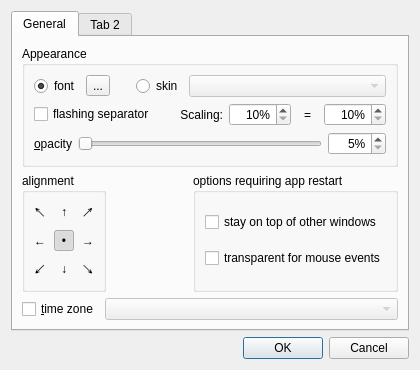
Qt form src/app/settings_dialog.ui (Kolcha/DigitalClockNext) before a commit.
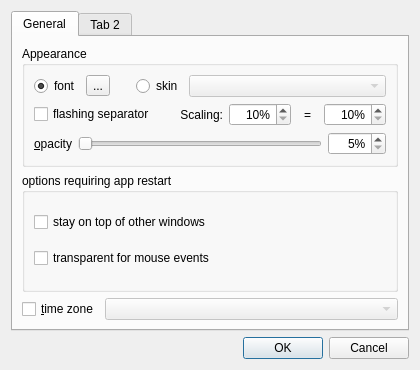
The same form after that commit.

Commit message:
(temporary) drop alignment option
unfortunately, it has too many issues mostly due to Qt bugs
issues are noticable both on Windows and especially Linux
macOS seems not affected

also there are few more ideas to think about how to improve this

only option itself and code in settings dialog is dropped,
option implementation code is still here (in ClockWindow)

```diff
--- a/src/app/settings_dialog.ui
+++ b/src/app/settings_dialog.ui
@@ -210,217 +210,6 @@
        </item>
        <item>
         <layout class="QHBoxLayout" name="horizontalLayout_2">
-         <item>
-          <widget class="QGroupBox" name="alignment_group">
-           <property name="title">
-            <string>alignment</string>
-           </property>
-           <layout class="QGridLayout" name="alignment_layout">
-            <property name="leftMargin">
-             <number>2</number>
-            </property>
-            <property name="topMargin">
-             <number>2</number>
-            </property>
-            <property name="rightMargin">
-             <number>2</number>
-            </property>
-            <property name="bottomMargin">
-             <number>2</number>
-            </property>
-            <property name="spacing">
-             <number>1</number>
-            </property>
-            <item row="0" column="0">
-             <widget class="QToolButton" name="align_tl_btn">
-              <property name="sizePolicy">
-               <sizepolicy hsizetype="Minimum" vsizetype="Fixed">
-                <horstretch>0</horstretch>
-                <verstretch>0</verstretch>
-               </sizepolicy>
-              </property>
-              <property name="text">
-               <string notr="true">↖</string>
-              </property>
-              <property name="checkable">
-               <bool>true</bool>
-              </property>
-              <property name="autoRaise">
-               <bool>true</bool>
-              </property>
-             </widget>
-            </item>
-            <item row="0" column="1">
-             <widget class="QToolButton" name="align_tc_btn">
-              <property name="sizePolicy">
-               <sizepolicy hsizetype="Minimum" vsizetype="Fixed">
-                <horstretch>0</horstretch>
-                <verstretch>0</verstretch>
-               </sizepolicy>
-              </property>
-              <property name="text">
-               <string notr="true">↑</string>
-              </property>
-              <property name="checkable">
-               <bool>true</bool>
-              </property>
-              <property name="autoRaise">
-               <bool>true</bool>
-              </property>
-             </widget>
-            </item>
-            <item row="0" column="2">
-             <widget class="QToolButton" name="align_tr_btn">
-              <property name="sizePolicy">
-               <sizepolicy hsizetype="Minimum" vsizetype="Fixed">
-                <horstretch>0</horstretch>
-                <verstretch>0</verstretch>
-               </sizepolicy>
-              </property>
-              <property name="text">
-               <string notr="true">↗</string>
-              </property>
-              <property name="checkable">
-               <bool>true</bool>
-              </property>
-              <property name="autoRaise">
-               <bool>true</bool>
-              </property>
-             </widget>
-            </item>
-            <item row="1" column="0">
-             <widget class="QToolButton" name="align_cl_btn">
-              <property name="sizePolicy">
-               <sizepolicy hsizetype="Minimum" vsizetype="Fixed">
-                <horstretch>0</horstretch>
-                <verstretch>0</verstretch>
-               </sizepolicy>
-              </property>
-              <property name="text">
-               <string notr="true">←</string>
-              </property>
-              <property name="checkable">
-               <bool>true</bool>
-              </property>
-              <property name="autoRaise">
-               <bool>true</bool>
-              </property>
-             </widget>
-            </item>
-            <item row="1" column="1">
-             <widget class="QToolButton" name="align_cc_btn">
-              <property name="sizePolicy">
-               <sizepolicy hsizetype="Minimum" vsizetype="Fixed">
-                <horstretch>0</horstretch>
-                <verstretch>0</verstretch>
-               </sizepolicy>
-              </property>
-              <property name="text">
-               <string notr="true">•</string>
-              </property>
-              <property name="checkable">
-               <bool>true</bool>
-              </property>
-              <property name="checked">
-               <bool>true</bool>
-              </property>
-              <property name="autoRaise">
-               <bool>true</bool>
-              </property>
-             </widget>
-            </item>
-            <item row="1" column="2">
-             <widget class="QToolButton" name="align_cr_btn">
-              <property name="sizePolicy">
-               <sizepolicy hsizetype="Minimum" vsizetype="Fixed">
-                <horstretch>0</horstretch>
-                <verstretch>0</verstretch>
-               </sizepolicy>
-              </property>
-              <property name="text">
-               <string notr="true">→</string>
-              </property>
-              <property name="checkable">
-               <bool>true</bool>
-              </property>
-              <property name="autoRaise">
-               <bool>true</bool>
-              </property>
-             </widget>
-            </item>
-            <item row="2" column="0">
-             <widget class="QToolButton" name="align_bl_btn">
-              <property name="sizePolicy">
-               <sizepolicy hsizetype="Minimum" vsizetype="Fixed">
-                <horstretch>0</horstretch>
-                <verstretch>0</verstretch>
-               </sizepolicy>
-              </property>
-              <property name="text">
-               <string notr="true">↙</string>
-              </property>
-              <property name="checkable">
-               <bool>true</bool>
-              </property>
-              <property name="autoRaise">
-               <bool>true</bool>
-              </property>
-             </widget>
-            </item>
-            <item row="2" column="1">
-             <widget class="QToolButton" name="align_bc_btn">
-              <property name="sizePolicy">
-               <sizepolicy hsizetype="Minimum" vsizetype="Fixed">
-                <horstretch>0</horstretch>
-                <verstretch>0</verstretch>
-               </sizepolicy>
-              </property>
-              <property name="text">
-               <string notr="true">↓</string>
-              </property>
-              <property name="checkable">
-               <bool>true</bool>
-              </property>
-              <property name="autoRaise">
-               <bool>true</bool>
-              </property>
-             </widget>
-            </item>
-            <item row="2" column="2">
-             <widget class="QToolButton" name="align_br_btn">
-              <property name="sizePolicy">
-               <sizepolicy hsizetype="Minimum" vsizetype="Fixed">
-                <horstretch>0</horstretch>
-                <verstretch>0</verstretch>
-               </sizepolicy>
-              </property>
-              <property name="text">
-               <string notr="true">↘</string>
-              </property>
-              <property name="checkable">
-               <bool>true</bool>
-              </property>
-              <property name="autoRaise">
-               <bool>true</bool>
-              </property>
-             </widget>
-            </item>
-           </layout>
-          </widget>
-         </item>
-         <item>
-          <spacer name="horizontalSpacer">
-           <property name="orientation">
-            <enum>Qt::Horizontal</enum>
-           </property>
-           <property name="sizeHint" stdset="0">
-            <size>
-             <width>40</width>
-             <height>20</height>
-            </size>
-           </property>
-          </spacer>
-         </item>
          <item>
           <widget class="QGroupBox" name="app_restart_group">
            <property name="title">
```
The commit also changes 3 other files.
